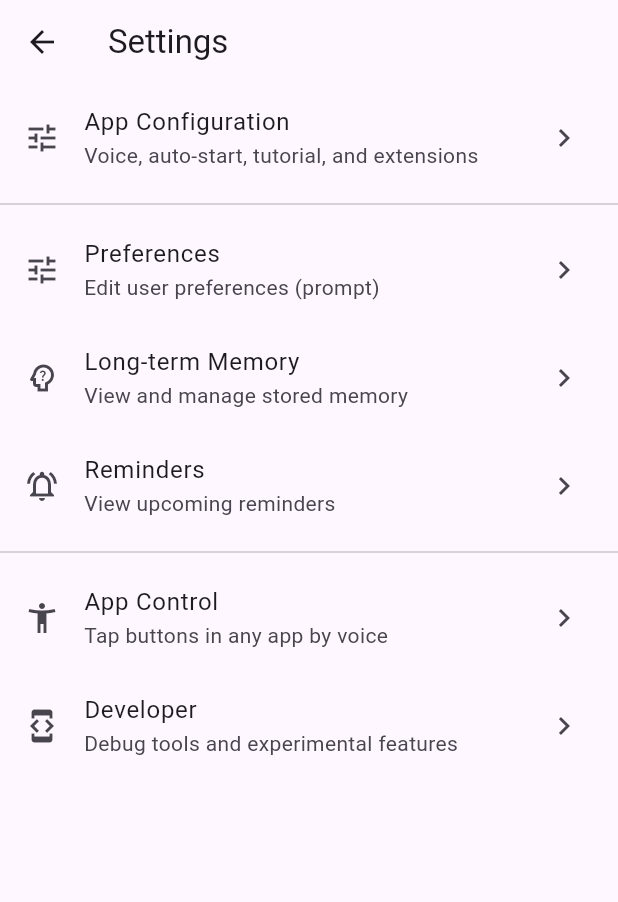
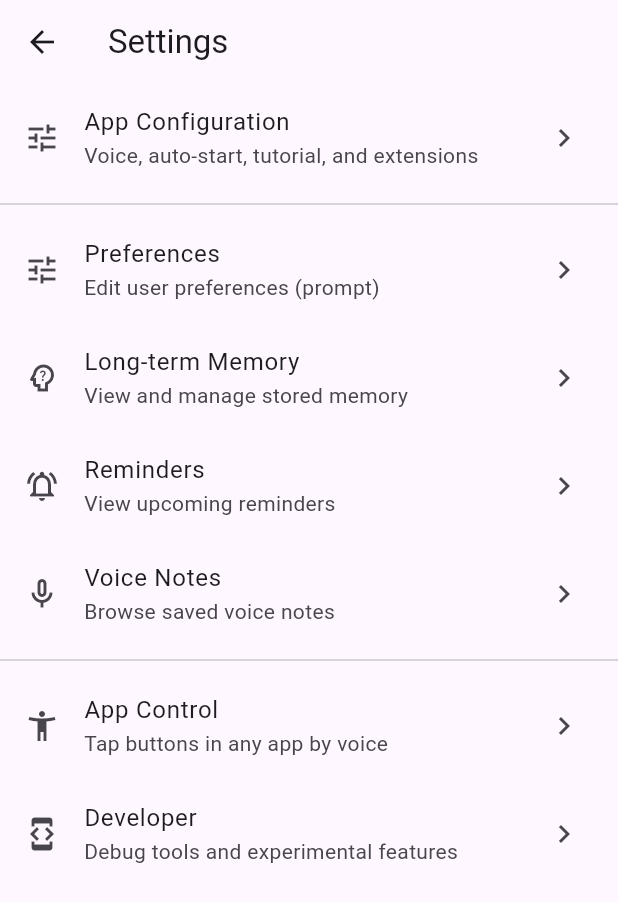
Before and after one commit to vladgets/RoadMate_flutter, a Flutter app: the SettingsScreen screen opened directly, on a phone screen of 412 x 824 dp. Shown: the top 902 px of the screen. Run offline on Flutter 3.47's test engine with Material 3 defaults, Android fonts, the phone set to English and light mode, and no system bars; our stand-ins replace flutter_local_notifications, flutter_timezone, geocoding, geolocator, image_picker, just_audio and 5 more; missing offline and left inert: activity_recognition_flutter, android_intent_plus, device_calendar, flutter_foreground_task, flutter_webrtc, gal and 3 more; accounts and stored records are empty.

Commit message:
Add Voice Notes entry to Settings screen after Reminders
Co-Authored-By: Claude Sonnet 4.5 <noreply@anthropic.com>

```diff
--- a/lib/ui/main_settings_menu.dart
+++ b/lib/ui/main_settings_menu.dart
@@ -1,6 +1,7 @@
 import 'package:flutter/material.dart';
 import 'memory_settings_screen.dart';
 import 'reminders_screen.dart';
+import 'voice_memories_screen.dart';
 import 'developer_area_menu.dart';
 import 'app_configuration_screen.dart';
 import 'app_control_settings_screen.dart';
@@ -77,6 +78,18 @@ class _SettingsScreenState extends State<SettingsScreen> {
               );
             },
           ),
+          // Voice Notes
+          ListTile(
+            leading: const Icon(Icons.mic_none_outlined),
+            title: const Text('Voice Notes'),
+            subtitle: const Text('Browse saved voice notes'),
+            trailing: const Icon(Icons.chevron_right),
+            onTap: () {
+              Navigator.of(context).push(
+                MaterialPageRoute(builder: (_) => const VoiceMemoriesScreen()),
+              );
+            },
+          ),
 
           const Divider(),
 
```
